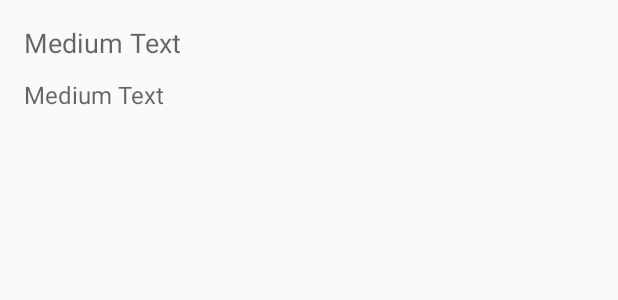
After one commit to 5hirish/android_anti_detention, an Android app: the layout tomorrow_item.xml on its own in the app's theme, with its tools: preview values and no code run, on a phone screen of 412 x 824 dp. The commit adds this screen. Shown: the top 300 px of the screen. Run offline under Robolectric (Android 15) with nearby library versions, the phone set to English and light mode, and no system bars.

Commit message:
Added RecylerView to TomorrowFragment

```diff
--- a/app/src/main/java/com/alleviate/antidetention/TomorrowFragment.java
+++ b/app/src/main/java/com/alleviate/antidetention/TomorrowFragment.java
@@ -34,14 +34,14 @@ public class TomorrowFragment extends Fragment {
         String movies[] = getResources().getStringArray(R.array.planets_array);
         final ArrayList mcu_movies = new ArrayList<String>(Arrays.asList(movies));
 
-        RecyclerView rv = (RecyclerView)view.findViewById(R.id.recycler_view_today);
+        RecyclerView rv = (RecyclerView)view.findViewById(R.id.recycler_view_tomorrow);
         rv.addItemDecoration(new DividerItemDecoration(getActivity(), LinearLayoutManager.VERTICAL));
         rv.setHasFixedSize(true);
 
         RecyclerView.LayoutManager rvlayoutmanager = new LinearLayoutManager(getActivity());
         rv.setLayoutManager(rvlayoutmanager);
 
-        rvadpter = new TodayAdapter(getActivity(), mcu_movies);
+        rvadpter = new TomorrowAdapter(getActivity(), mcu_movies);
         rv.setAdapter(rvadpter);
 
         rv.setItemAnimator(new DefaultItemAnimator());
--- /dev/null
+++ b/app/src/main/res/layout/tomorrow_item.xml
@@ -0,0 +1,38 @@
+<?xml version="1.0" encoding="utf-8"?>
+
+ <RelativeLayout xmlns:android="http://schemas.android.com/apk/res/android"
+    android:layout_width="match_parent"
+    android:id="@+id/relative_layout"
+    android:focusable="true"
+    android:clickable="true"
+    android:background="?android:attr/selectableItemBackground"
+    android:layout_height="90dp">
+
+     <TextView
+         android:layout_width="wrap_content"
+         android:layout_height="wrap_content"
+         android:textAppearance="?android:attr/textAppearanceMedium"
+         android:text="Medium Text"
+         android:id="@+id/lecture"
+         android:layout_alignParentTop="true"
+         android:layout_alignParentLeft="true"
+         android:layout_alignParentStart="true"
+         android:layout_marginLeft="16dp"
+         android:layout_marginStart="16dp"
+         android:layout_marginTop="16dp" />
+
+    <TextView
+        android:layout_width="wrap_content"
+        android:layout_height="wrap_content"
+        android:textAppearance="?android:attr/textAppearanceMedium"
+        android:text="Medium Text"
+        android:id="@+id/lecturer"
+        android:textSize="16sp"
+        android:layout_alignParentBottom="true"
+        android:layout_alignParentLeft="true"
+        android:layout_alignParentStart="true"
+        android:layout_marginLeft="16dp"
+        android:layout_marginStart="16dp"
+        android:layout_marginBottom="16dp" />
+
+</RelativeLayout>
```
Also changed, not shown: app/src/main/java/com/alleviate/antidetention/TomorrowAdapter.java (added, +93 -0 lines), app/src/main/res/layout/fragment_tomorrow.xml (+6 -3 lines).
